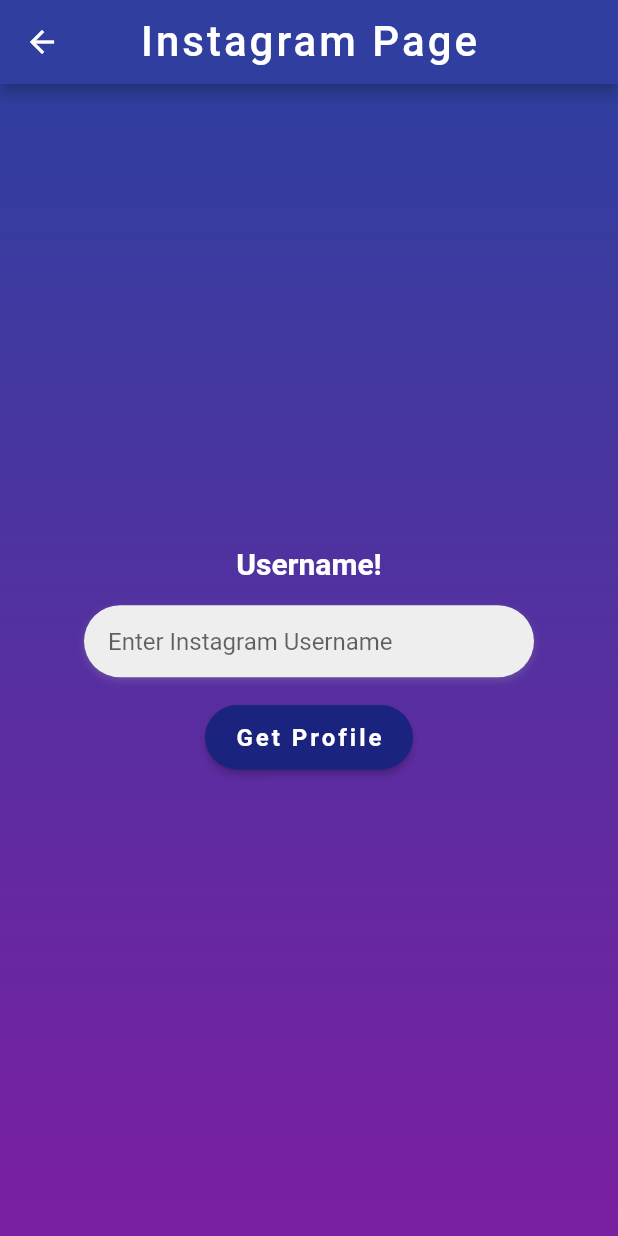
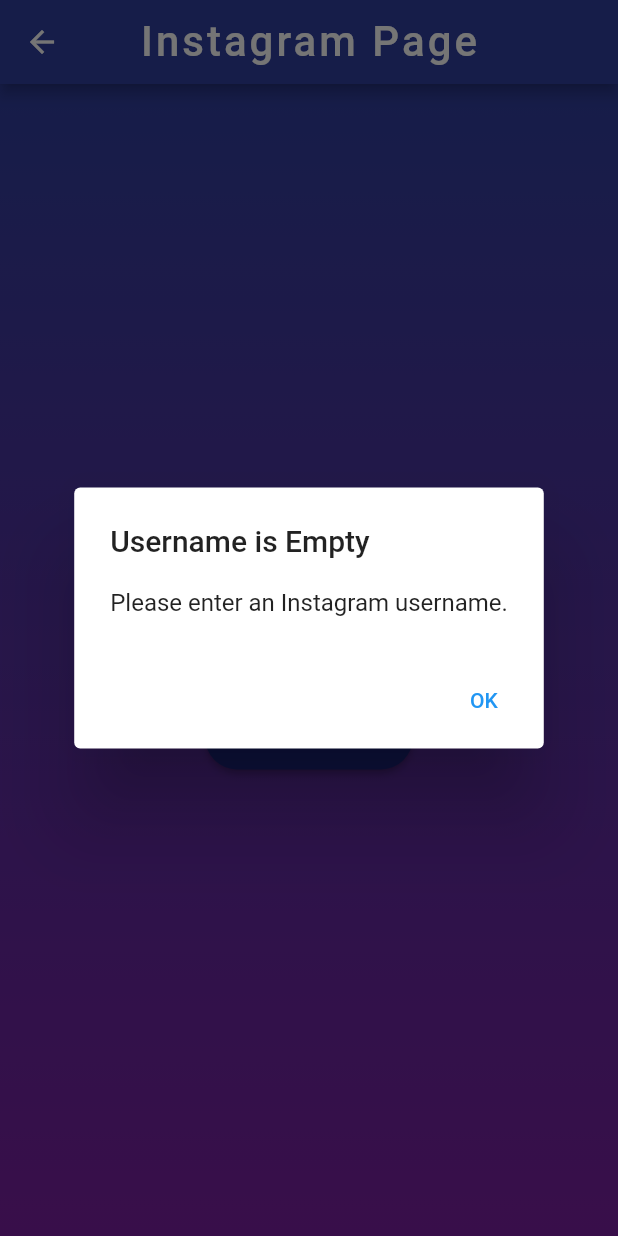
Before and after one commit to manu-git-hub/product_app, a Flutter app: the InstagramPage screen opened directly, after a tap on "Get Profile", on a phone screen of 412 x 824 dp. Run offline on Flutter 3.47's test engine with Material 2 defaults, Android fonts, the phone set to English and light mode, and no system bars; drawn by our look-alikes of animated_text_kit; our stand-ins replace google_fonts, image_gallery_saver.

Commit message:
UI changed on Instagram_profile

```diff
--- a/lib/screens/social_media/instagram_page.dart
+++ b/lib/screens/social_media/instagram_page.dart
@@ -21,7 +21,24 @@
   final TextEditingController _usernameController = TextEditingController();
 
   Future<void> _getProfilePicture() async {
-    final username = _usernameController.text;
+    final username = _usernameController.text.trim();
+    if (username.isEmpty) {
+      showDialog(
+        context: context,
+        builder: (context) => AlertDialog(
+          title: const Text('Username is Empty'),
+          content: const Text('Please enter an Instagram username.'),
+          actions: [
+            TextButton(
+              onPressed: () => Navigator.pop(context),
+              child: const Text('OK'),
+            ),
+          ],
+        ),
+      );
+      return;
+    }
+
     final url =
         'https://instagram-profile1.p.rapidapi.com/getprofile/$username';
 
@@ -43,6 +60,7 @@
           MaterialPageRoute(
             builder: (context) => InstagramProfilePage(
               profilePictureUrl: profilePictureUrl,
+               username: username,
             ),
           ),
         );
```
Also changed, not shown: lib/screens/application/instagram_profile.dart (+25 -15 lines), lib/screens/home_page.dart (+5 -2 lines).
